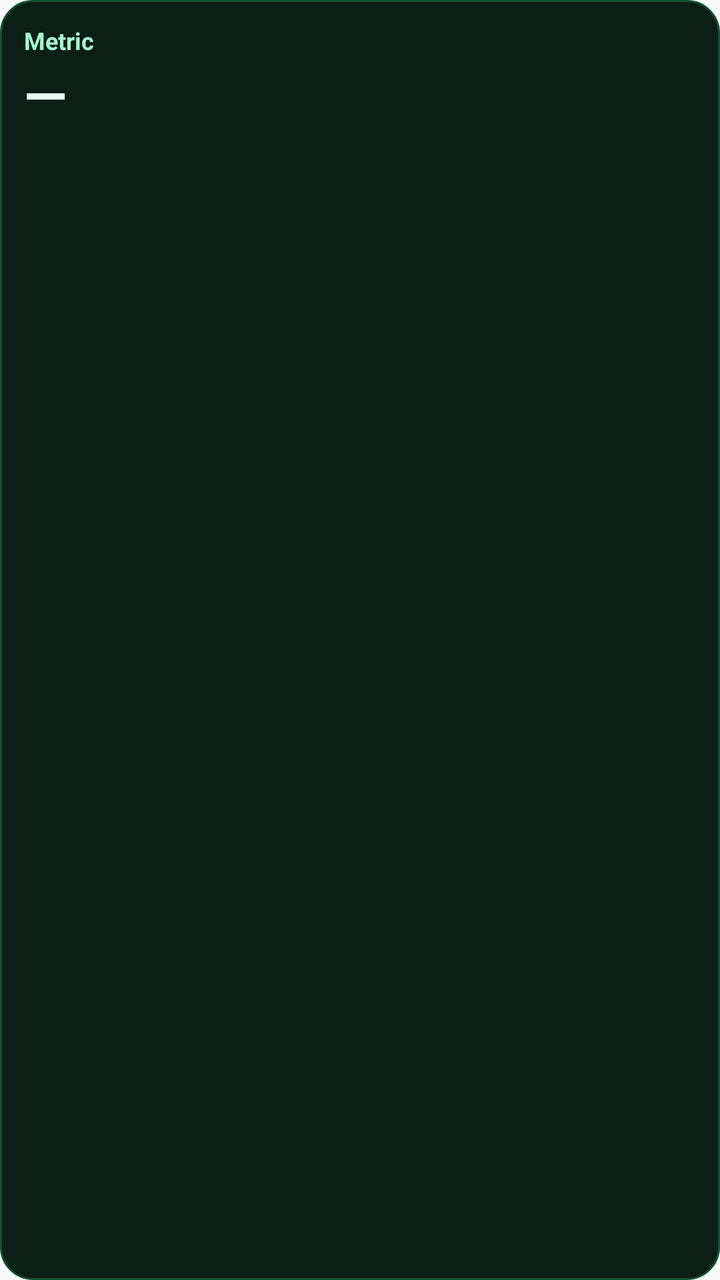
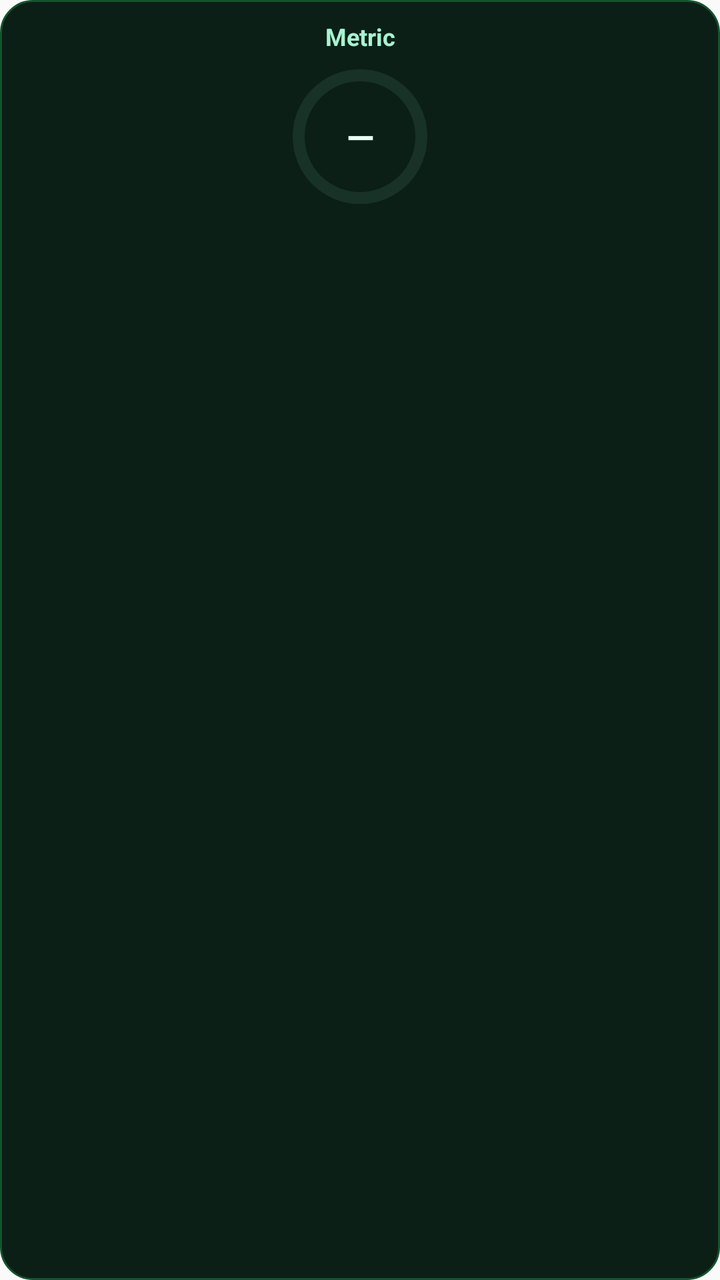

An Android layout rendered at two revisions. The XML below is the earlier revision; the diff shows what the commit changed to produce the second picture.
<!-- AndroidManifest.xml: application theme Theme.Fern -->
<!-- res/layout/widget_metric.xml -->
<?xml version="1.0" encoding="utf-8"?>
<LinearLayout xmlns:android="http://schemas.android.com/apk/res/android"
    android:id="@+id/widget_root"
    android:layout_width="match_parent"
    android:layout_height="match_parent"
    android:orientation="vertical"
    android:padding="12dp"
    android:background="@drawable/widget_bg">

    <TextView
        android:id="@+id/widget_title"
        android:layout_width="match_parent"
        android:layout_height="wrap_content"
        android:textColor="#A7F3D0"
        android:textSize="12sp"
        android:textStyle="bold"
        android:text="Metric" />

    <TextView
        android:id="@+id/widget_value"
        android:layout_width="match_parent"
        android:layout_height="wrap_content"
        android:textColor="#ECFDF5"
        android:textSize="28sp"
        android:textStyle="bold"
        android:text="—" />

    <TextView
        android:id="@+id/widget_subtitle"
        android:layout_width="match_parent"
        android:layout_height="wrap_content"
        android:textColor="#6EE7B7"
        android:textSize="11sp"
        android:text="" />
</LinearLayout>
<!-- resources referenced by this layout -->
<resources>
  <!-- drawable widget_bg (drawable) -->
  <?xml version="1.0" encoding="utf-8"?>
  <shape xmlns:android="http://schemas.android.com/apk/res/android"
      android:shape="rectangle">
      <solid android:color="#0B1F17" />
      <corners android:radius="16dp" />
      <stroke android:width="1dp" android:color="#14532D" />
  </shape>
  <style name="Theme.Fern" parent="android:Theme.Material.Light.NoActionBar" />
</resources>

<!-- the commit's change to res/layout/widget_metric.xml (unified diff, before → after) -->
@@ -4,31 +4,53 @@
     android:layout_width="match_parent"
     android:layout_height="match_parent"
     android:orientation="vertical"
-    android:padding="12dp"
+    android:gravity="center_horizontal"
+    android:padding="10dp"
     android:background="@drawable/widget_bg">
 
     <TextView
         android:id="@+id/widget_title"
         android:layout_width="match_parent"
         android:layout_height="wrap_content"
+        android:gravity="center"
         android:textColor="#A7F3D0"
         android:textSize="12sp"
         android:textStyle="bold"
         android:text="Metric" />
 
-    <TextView
-        android:id="@+id/widget_value"
-        android:layout_width="match_parent"
-        android:layout_height="wrap_content"
-        android:textColor="#ECFDF5"
-        android:textSize="28sp"
-        android:textStyle="bold"
-        android:text="—" />
+    <FrameLayout
+        android:layout_width="72dp"
+        android:layout_height="72dp"
+        android:layout_marginTop="6dp"
+        android:layout_marginBottom="4dp">
+
+        <ProgressBar
+            android:id="@+id/widget_progress"
+            style="?android:attr/progressBarStyleHorizontal"
+            android:layout_width="match_parent"
+            android:layout_height="match_parent"
+            android:indeterminate="false"
+            android:max="100"
+            android:progress="0"
+            android:progressDrawable="@drawable/widget_circular_progress"
+            android:background="@android:color/transparent" />
+
+        <TextView
+            android:id="@+id/widget_value"
+            android:layout_width="match_parent"
+            android:layout_height="match_parent"
+            android:gravity="center"
+            android:textColor="#ECFDF5"
+            android:textSize="18sp"
+            android:textStyle="bold"
+            android:text="—" />
+    </FrameLayout>
 
     <TextView
         android:id="@+id/widget_subtitle"
         android:layout_width="match_parent"
         android:layout_height="wrap_content"
+        android:gravity="center"
         android:textColor="#6EE7B7"
         android:textSize="11sp"
         android:text="" />
<!-- resource entries referenced after the edit -->
@@ -8,6 +8,36 @@
       <corners android:radius="16dp" />
       <stroke android:width="1dp" android:color="#14532D" />
   </shape>
+  <!-- drawable widget_circular_progress (drawable) -->
+  <?xml version="1.0" encoding="utf-8"?>
+  <layer-list xmlns:android="http://schemas.android.com/apk/res/android">
+      <item android:id="@android:id/background"
+          android:drawable="@drawable/widget_ring_track" />
+      <item android:id="@android:id/progress">
+          <rotate
+              android:fromDegrees="-90"
+              android:toDegrees="-90"
+              android:pivotX="50%"
+              android:pivotY="50%">
+              <shape
+                  android:shape="ring"
+                  android:innerRadiusRatio="2.6"
+                  android:thicknessRatio="12"
+                  android:useLevel="true">
+                  <solid android:color="#51DB7B" />
+              </shape>
+          </rotate>
+      </item>
+  </layer-list>
   <style name="Theme.Fern" parent="android:Theme.Material.Light.NoActionBar" />
+  <!-- drawable widget_ring_track (drawable) -->
+  <?xml version="1.0" encoding="utf-8"?>
+  <shape xmlns:android="http://schemas.android.com/apk/res/android"
+      android:shape="ring"
+      android:innerRadiusRatio="2.6"
+      android:thicknessRatio="12"
+      android:useLevel="false">
+      <solid android:color="#334D7C6A" />
+  </shape>
 </resources>
 
